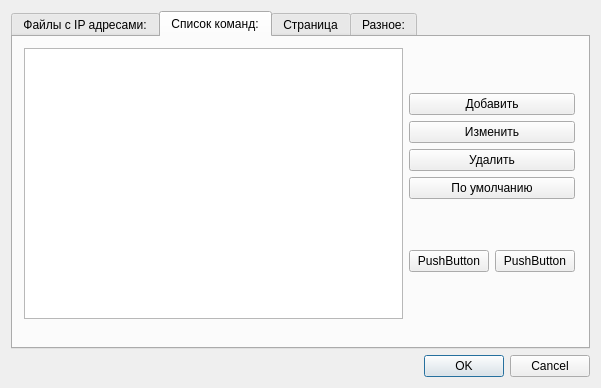
First picture: the form in setsettings.ui, repository Wonkakakto/IpClip, before the edit.
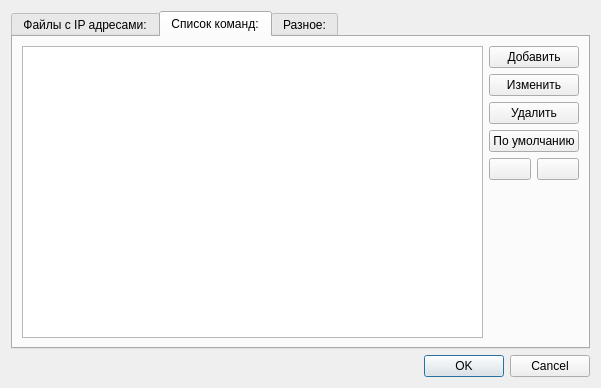
Second picture: the form after the edit. Icons and pictures are not drawn.

Diff of the .ui file:
```diff
--- a/setsettings.ui
+++ b/setsettings.ui
@@ -113,71 +113,10 @@
         <attribute name="title">
          <string>Список команд:</string>
         </attribute>
-        <widget class="QWidget" name="">
-         <property name="geometry">
-          <rect>
-           <x>11</x>
-           <y>11</y>
-           <width>551</width>
-           <height>271</height>
-          </rect>
-         </property>
-         <layout class="QGridLayout" name="gridLayout_3">
-          <item row="0" column="1">
-           <layout class="QVBoxLayout" name="verticalLayout_6">
-            <item>
-             <layout class="QVBoxLayout" name="verticalLayout_3">
-              <item>
-               <widget class="QPushButton" name="pbAddCommand">
-                <property name="text">
-                 <string>Добавить</string>
-                </property>
-               </widget>
-              </item>
-              <item>
-               <widget class="QPushButton" name="pbEditCommand">
-                <property name="text">
-                 <string>Изменить</string>
-                </property>
-               </widget>
-              </item>
-              <item>
-               <widget class="QPushButton" name="pbDeleteCommand">
-                <property name="text">
-                 <string>Удалить</string>
-                </property>
-               </widget>
-              </item>
-              <item>
-               <widget class="QPushButton" name="bpDefaultCommand">
-                <property name="text">
-                 <string>По умолчанию</string>
-                </property>
-               </widget>
-              </item>
-             </layout>
-            </item>
-            <item>
-             <layout class="QHBoxLayout" name="horizontalLayout_3">
-              <item>
-               <widget class="QPushButton" name="pushButton_2">
-                <property name="text">
-                 <string>PushButton</string>
-                </property>
-               </widget>
-              </item>
-              <item>
-               <widget class="QPushButton" name="pushButton">
-                <property name="text">
-                 <string>PushButton</string>
-                </property>
-               </widget>
-              </item>
-             </layout>
-            </item>
-           </layout>
-          </item>
+        <layout class="QGridLayout" name="gridLayout_8">
           <item row="0" column="0">
+          <layout class="QGridLayout" name="gridLayout_7">
+           <item row="0" column="0" rowspan="6">
            <widget class="QTableWidget" name="tvCommandsList">
             <property name="selectionMode">
              <enum>QAbstractItemView::SingleSelection</enum>
@@ -196,13 +135,76 @@
             </attribute>
            </widget>
           </item>
-         </layout>
-        </widget>
-       </widget>
-       <widget class="QWidget" name="tab_2">
-        <attribute name="title">
-         <string>Страница</string>
-        </attribute>
+           <item row="0" column="1">
+            <widget class="QPushButton" name="pbAddCommand">
+             <property name="text">
+              <string>Добавить</string>
+             </property>
+            </widget>
+           </item>
+           <item row="1" column="1">
+            <widget class="QPushButton" name="pbEditCommand">
+             <property name="text">
+              <string>Изменить</string>
+             </property>
+            </widget>
+           </item>
+           <item row="2" column="1">
+            <widget class="QPushButton" name="pbDeleteCommand">
+             <property name="text">
+              <string>Удалить</string>
+             </property>
+            </widget>
+           </item>
+           <item row="3" column="1">
+            <widget class="QPushButton" name="bpDefaultCommand">
+             <property name="text">
+              <string>По умолчанию</string>
+             </property>
+            </widget>
+           </item>
+           <item row="4" column="1">
+            <layout class="QHBoxLayout" name="horizontalLayout_5">
+             <item>
+              <widget class="QPushButton" name="pbUpCommand">
+               <property name="text">
+                <string/>
+               </property>
+               <property name="icon">
+                <iconset resource="images.qrc">
+                 <normaloff>:/images/images/up.png</normaloff>:/images/images/up.png</iconset>
+               </property>
+              </widget>
+             </item>
+             <item>
+              <widget class="QPushButton" name="pbDownCommand">
+               <property name="text">
+                <string/>
+               </property>
+               <property name="icon">
+                <iconset resource="images.qrc">
+                 <normaloff>:/images/images/down.png</normaloff>:/images/images/down.png</iconset>
+               </property>
+              </widget>
+             </item>
+            </layout>
+           </item>
+           <item row="5" column="1">
+            <spacer name="verticalSpacer_3">
+             <property name="orientation">
+              <enum>Qt::Vertical</enum>
+             </property>
+             <property name="sizeHint" stdset="0">
+              <size>
+               <width>20</width>
+               <height>40</height>
+              </size>
+             </property>
+            </spacer>
+           </item>
+          </layout>
+         </item>
+        </layout>
        </widget>
        <widget class="QWidget" name="tab">
         <attribute name="title">
```
Lines whose indentation alone changed are shown as unchanged.
